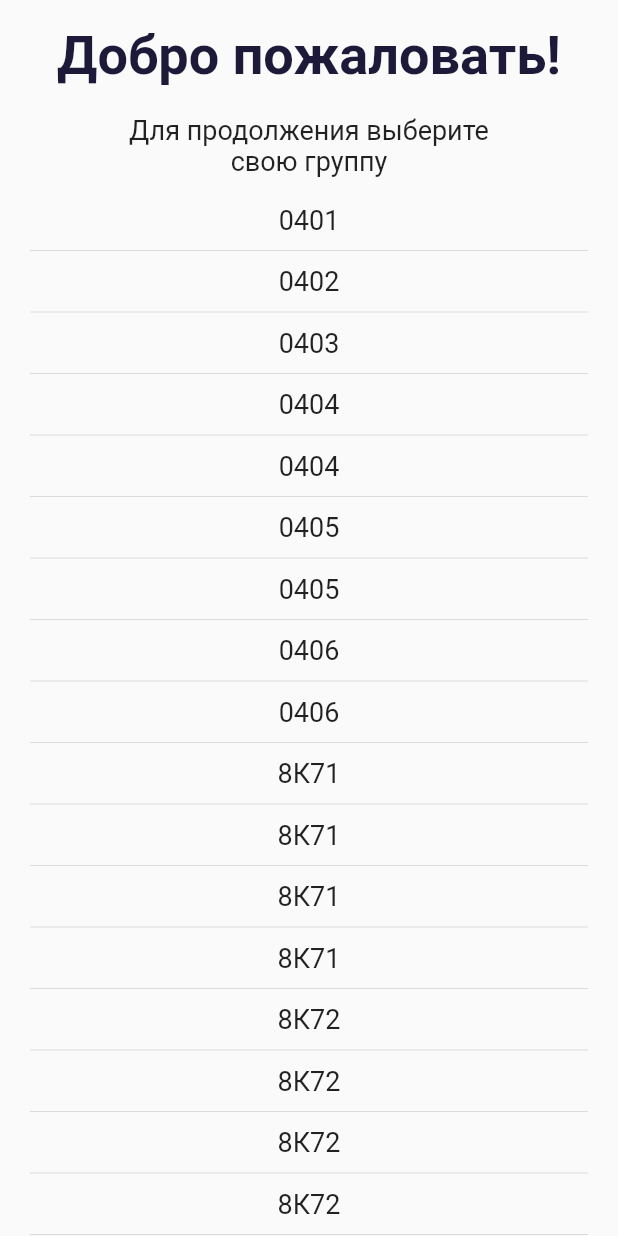
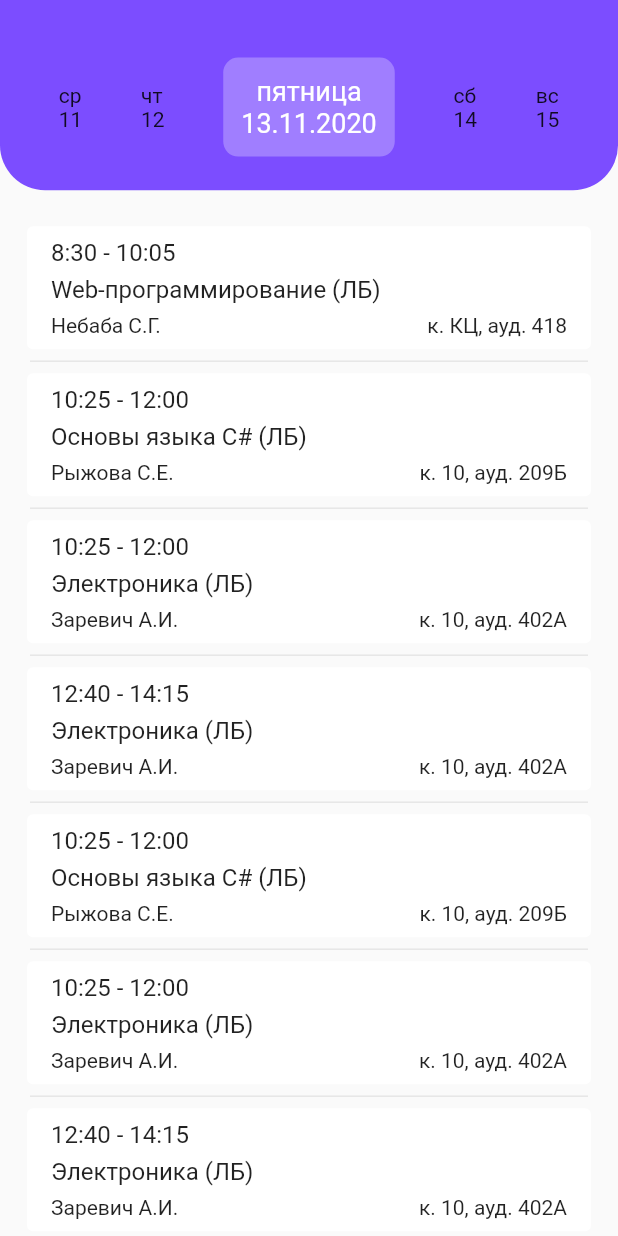
Before and after one commit to aiekseu/tpu_schedule, a Flutter app: the screen it shows after launch, on a phone screen of 412 x 824 dp. Run offline on Flutter 3.47's test engine with Material 2 defaults, Android fonts, the phone set to English and light mode, and no system bars.

Commit message:
add a temp schedule widget

```diff
--- /dev/null
+++ b/lib/data/ScheduleData.dart
@@ -0,0 +1,38 @@
+import 'file:///D:/pa6ota/android/flutter_campus_map/lib/widgets/Class.dart';
+
+class ScheduleData {
+  List<Class> monday = [
+    new Class('8:30', '10:05', 'Web-программирование (ЛБ)', 'Небаба С.Г.', 'КЦ',
+        '418'),
+    new Class(
+        '10:25', '12:00', 'Основы языка С# (ЛБ)', 'Рыжова С.Е.', '10', '209Б'),
+    new Class(
+        '10:25', '12:00', 'Электроника (ЛБ)', 'Заревич А.И.', '10', '402А'),
+    new Class(
+        '12:40', '14:15', 'Электроника (ЛБ)', 'Заревич А.И.', '10', '402А'),
+    new Class(
+        '10:25', '12:00', 'Основы языка С# (ЛБ)', 'Рыжова С.Е.', '10', '209Б'),
+    new Class(
+        '10:25', '12:00', 'Электроника (ЛБ)', 'Заревич А.И.', '10', '402А'),
+    new Class(
+        '12:40', '14:15', 'Электроника (ЛБ)', 'Заревич А.И.', '10', '402А'),
+    new Class(
+        '10:25', '12:00', 'Основы языка С# (ЛБ)', 'Рыжова С.Е.', '10', '209Б'),
+    new Class(
+        '10:25', '12:00', 'Электроника (ЛБ)', 'Заревич А.И.', '10', '402А'),
+    new Class(
+        '12:40', '14:15', 'Электроника (ЛБ)', 'Заревич А.И.', '10', '402А'),
+
+  ];
+
+  List<Class> tuesday = [
+    new Class('8:30', '10:05', 'Говно какое-то (ЛБ)', 'Небаба С.Г.', 'КЦ',
+        '418'),
+    new Class(
+        '10:25', '12:00', 'Основы языка С# (ЛБ)', 'Рыжова С.Е.', '10', '209Б'),
+    new Class(
+        '10:25', '12:00', 'Электроника (ЛБ)', 'Заревич А.И.', '10', '402А'),
+    new Class(
+        '12:40', '14:15', 'Электроника (ЛБ)', 'Заревич А.И.', '10', '402А'),
+  ];
+}
--- a/lib/main.dart
+++ b/lib/main.dart
@@ -1,6 +1,7 @@
 import 'package:flutter/cupertino.dart';
 import 'package:flutter/material.dart';
 import 'package:flutter/services.dart';
+import 'package:flutter_campus_map/pages/Schedule.dart';
 
 import './pages/GroupChoosing.dart';
 
@@ -23,10 +24,11 @@ class MyApp extends StatelessWidget {
         primarySwatch: Colors.deepPurple,
         visualDensity: VisualDensity.adaptivePlatformDensity,
       ),
+      initialRoute: '/schedule',
       routes: {
-        '/': (context) =>
+        '/': (context) => ChooseYourGroup(),
+        '/schedule' : (context) => Schedule(),
       },
-      home: ChooseYourGroup(),
     );
   }
 }
--- /dev/null
+++ b/lib/pages/Schedule.dart
@@ -0,0 +1,151 @@
+import 'package:flutter/cupertino.dart';
+import 'package:flutter/material.dart';
+import 'package:flutter_campus_map/data/ScheduleData.dart';
+
+import 'file:///D:/pa6ota/android/flutter_campus_map/lib/widgets/Class.dart';
+
+class Schedule extends StatelessWidget {
+  //DatePick('16.12', 'ср')
+
+  @override
+  Widget build(BuildContext context) {
+    return Scaffold(
+      body: Column(
+        children: [
+          Expanded(
+            flex: 2,
+            child: Container(
+              decoration: BoxDecoration(
+                borderRadius: BorderRadius.only(
+                    bottomLeft: Radius.circular(30),
+                    bottomRight: Radius.circular(30)),
+                color: Colors.deepPurpleAccent,
+              ),
+              child: Container(
+                margin: EdgeInsets.only(top: 16),
+                child: Row(
+                  mainAxisAlignment: MainAxisAlignment.spaceEvenly,
+                  children: [
+                    Container(
+                      child: Text(
+                        'ср\n11',
+                      ),
+                    ),
+                    Container(
+                      child: Text('чт\n12'),
+                    ),
+                    InkWell(
+                      onTap: () {},
+                      child: Container(
+                        padding: EdgeInsets.all(12),
+                        decoration: BoxDecoration(
+                            borderRadius: BorderRadius.all(Radius.circular(10)),
+                            color: Color.fromARGB(70, 255, 255, 255)),
+                        child: RichText(
+                            textAlign: TextAlign.center,
+                            text: TextSpan(
+                              text: 'пятница\n',
+                              style: TextStyle(fontSize: 18),
+                              children: [TextSpan(text: '13.11.2020')],
+                            )),
+                      ),
+                    ),
+                    Container(
+                      child: Text('сб\n14'),
+                    ),
+                    Container(
+                      child: Text('вс\n15'),
+                    ),
+                  ],
+                ),
+              ),
+            ),
+          ),
+          ClassesList(),
+        ],
+      ),
+    );
+  }
+}
+
+class ClassesList extends StatefulWidget {
+  @override
+  _ClassesListState createState() => _ClassesListState();
+}
+
+class _ClassesListState extends State<ClassesList> {
+  List<Class> monday = new ScheduleData().monday;
+
+  @override
+  void initState() {
+    super.initState();
+  }
+
+  @override
+  Widget build(BuildContext context) {
+    return Expanded(
+      flex: 11,
+      child: ListView.separated(
+        padding: EdgeInsets.only(top: 24),
+        itemCount: monday.length,
+        separatorBuilder: (context, index) =>
+            const Divider(indent: 20, endIndent: 20),
+        itemBuilder: (context, index) {
+          return Card(
+            margin: EdgeInsets.symmetric(horizontal: 18),
+            elevation: 0,
+            child: InkWell(
+              onTap: () {
+
+              },
+              child: Column(
+                children: [
+                  Container(
+                    padding:
+                        EdgeInsets.only(left: 16, right: 16, top: 8, bottom: 3),
+                    child: Row(
+                      children: [
+                        Text(
+                          '${monday[index].startTime}',
+                          style: TextStyle(fontSize: 16),
+                        ),
+                        Text(
+                          ' - ',
+                          style: TextStyle(fontSize: 16),
+                        ),
+                        Text(
+                          '${monday[index].endTime}',
+                          style: TextStyle(fontSize: 16),
+                        ),
+                      ],
+                    ),
+                  ),
+                  Container(
+                    padding: EdgeInsets.symmetric(horizontal: 16, vertical: 3),
+                    alignment: Alignment.centerLeft,
+                    child: Text(
+                      '${monday[index].name}',
+                      style: TextStyle(fontSize: 16),
+                    ),
+                  ),
+                  Container(
+                    padding:
+                        EdgeInsets.only(left: 16, right: 16, top: 3, bottom: 8),
+                    child: Row(
+                      mainAxisAlignment: MainAxisAlignment.spaceBetween,
+                      children: [
+                        Text('${monday[index].lecturerName}'),
+                        Text(
+                            'к. ${monday[index].building}, ауд. ${monday[index].room}')
+                      ],
+                    ),
+                  )
+                ],
+              ),
+            ),
+          );
+        },
+      ),
+    );
+  }
+}
--- /dev/null
+++ b/lib/widgets/Class.dart
@@ -0,0 +1,10 @@
+class Class {
+  String startTime;
+  String endTime;
+  String name;
+  String lecturerName;
+  String building;
+  String room;
+
+  Class (this.startTime, this.endTime, this.name, this.lecturerName, this.building, this.room);
+}
--- /dev/null
+++ b/lib/widgets/DatePick.dart
@@ -0,0 +1,31 @@
+import 'package:flutter/cupertino.dart';
+import 'package:flutter/material.dart';
+
+class DatePick extends StatelessWidget{
+  @override
+  final Size preferredSize;
+  final String todayDate;
+  final String dayOfWeek;
+
+  DatePick(this.todayDate, this.dayOfWeek, {Key key,})
+      :
+        preferredSize = Size.fromHeight(125.0),
+        super(key: key);
+
+  @override
+  Widget build(BuildContext context) {
+    return
+      Container(
+        height: 100,
+        decoration: BoxDecoration(
+          borderRadius: BorderRadius.only(
+              bottomLeft: Radius.circular(45),
+              bottomRight: Radius.circular(45)),
+          color: Colors.deepPurple[200],
+        ),
+        child: Row(
+          children: [],
+        ),
+      );
+  }
+}
```
Also changed, not shown: lib/widgets/ClassLocation.dart (added).
